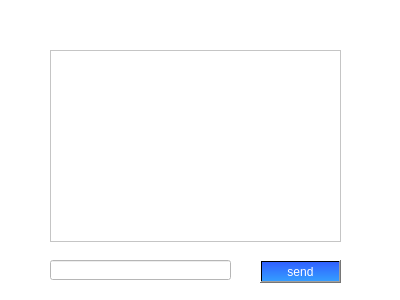
Qt form chat.ui (ketro96/Hangman) before a commit.
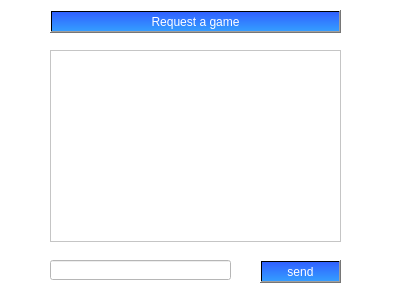
The same form after that commit.

Diff of the .ui file:
```diff
--- a/chat.ui
+++ b/chat.ui
@@ -67,6 +67,24 @@
     <string>send</string>
    </property>
   </widget>
+  <widget class="QPushButton" name="btnRequestGame">
+   <property name="geometry">
+    <rect>
+     <x>50</x>
+     <y>10</y>
+     <width>291</width>
+     <height>23</height>
+    </rect>
+   </property>
+   <property name="styleSheet">
+    <string notr="true">background:qlineargradient(spread:pad, x1:0.483318, y1:0.011, x2:0.483318, y2:1, stop:0 rgba(49, 97, 255, 255), stop:1 rgba(52, 157, 255, 255));
+font: 25 13pt &quot;Segoe UI Light&quot;;
+color: rgb(255, 255, 255)</string>
+   </property>
+   <property name="text">
+    <string>Request a game</string>
+   </property>
+  </widget>
  </widget>
  <resources/>
  <connections/>
```
